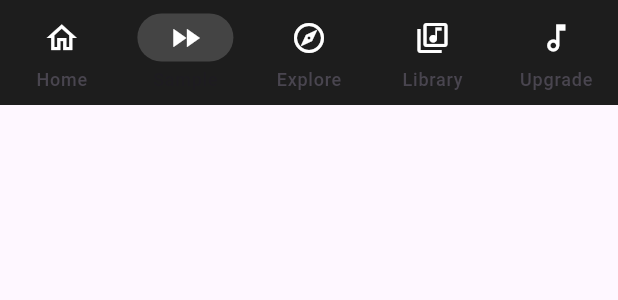
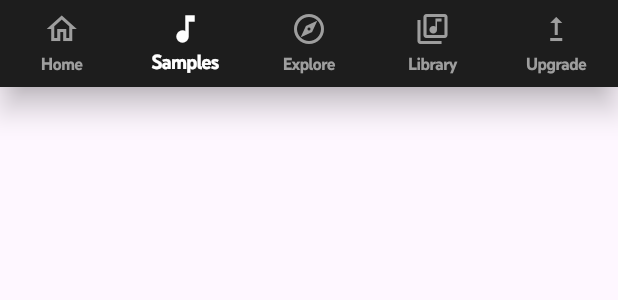
Before and after one commit to Ashupaldeora/youtube_music_clone, a Flutter app: the BottomBar widget shown alone on an empty page, opened directly, item 2 of the bottom bar chosen, on a phone screen of 412 x 824 dp. Shown: the top 300 px of the screen. Run offline on Flutter 3.47's test engine with Material 3 defaults, Android fonts, the light colour scheme and no system bars; our stand-ins replace carousel_slider, flutter_svg; missing offline and left inert: we_slide; network calls fail; project files that could hold a hidden picture were left out.

Commit message:
13-06-24

```diff
--- a/lib/main.dart
+++ b/lib/main.dart
@@ -32,6 +32,11 @@ class YoutubeMusic extends StatelessWidget {
         child: MaterialApp(
             theme: ThemeData(
                 textTheme: TextTheme(
+                    displayLarge: TextStyle(
+                        fontFamily: "EuclidMedium",
+                        fontWeight: FontWeight.w700,
+                        fontSize: 30,
+                        color: Colors.white),
                     displayMedium: TextStyle(
                         fontFamily: "EuclidMedium",
                         fontWeight: FontWeight.w600,
--- a/lib/screens/home/view/components/bottom_bar.dart
+++ b/lib/screens/home/view/components/bottom_bar.dart
@@ -10,45 +10,41 @@ class BottomBar extends StatelessWidget {
 
   @override
   Widget build(BuildContext context) {
-    return NavigationBar(
-      indicatorColor: Colors.grey.withOpacity(0.3),
-      height: 70,
+    return BottomNavigationBar(
+      type: BottomNavigationBarType.fixed,
       backgroundColor: Color(0xff1d1d1d),
-      elevation: 0,
-      selectedIndex: Provider.of<HomeProvider>(
-        context,
-      ).selectedIndexInBottomNav,
-      destinations: [
-        NavigationDestination(
-            selectedIcon: Icon(
-              Icons.home_filled,
-              color: Colors.white,
-            ),
-            icon: Icon(
-              Icons.home_outlined,
-              color: Colors.white,
-            ),
-            label: "Home"),
-        NavigationDestination(
-            selectedIcon: Icon(Icons.fast_forward, color: Colors.white),
-            icon: Icon(Icons.fast_forward_outlined, color: Colors.white),
-            label: "Sample"),
-        NavigationDestination(
-            selectedIcon: Icon(Icons.explore, color: Colors.white),
-            icon: Icon(Icons.explore_outlined, color: Colors.white),
-            label: "Explore"),
-        NavigationDestination(
-            selectedIcon: Icon(Icons.library_music, color: Colors.white),
-            icon: Icon(Icons.library_music_outlined, color: Colors.white),
-            label: "Library"),
-        NavigationDestination(
-            selectedIcon: Icon(Icons.music_note, color: Colors.white),
-            icon: Icon(Icons.music_note_outlined, color: Colors.white),
-            label: "Upgrade"),
+      selectedItemColor: Colors.white,
+      unselectedItemColor: Colors.grey,
+      currentIndex: Provider.of<HomeProvider>(context).selectedIndexInBottomNav,
+      onTap: (value) => Provider.of<HomeProvider>(context, listen: false)
+          .updateSelectedIndexInBottomNav(value),
+      items: [
+        BottomNavigationBarItem(
+          activeIcon: Icon(Icons.home),
+          icon: Icon(Icons.home_outlined),
+          label: 'Home',
+        ),
+        BottomNavigationBarItem(
+          activeIcon: Icon(Icons.music_note),
+          icon: Icon(Icons.music_note_outlined),
+          label: 'Samples',
+        ),
+        BottomNavigationBarItem(
+          activeIcon: Icon(Icons.explore),
+          icon: Icon(Icons.explore_outlined),
+          label: 'Explore',
+        ),
+        BottomNavigationBarItem(
+          activeIcon: Icon(Icons.library_music),
+          icon: Icon(Icons.library_music_outlined),
+          label: 'Library',
+        ),
+        BottomNavigationBarItem(
+          activeIcon: Icon(Icons.upgrade),
+          icon: Icon(Icons.upgrade_outlined),
+          label: 'Upgrade',
+        ),
       ],
-      onDestinationSelected: (value) =>
-          Provider.of<HomeProvider>(context, listen: false)
-              .updateSelectedIndexInBottomNav(value),
     );
   }
 }
--- a/lib/screens/home/view/home_screen.dart
+++ b/lib/screens/home/view/home_screen.dart
@@ -32,17 +32,23 @@ class HomeScreen extends StatelessWidget {
         hideAppBar: true,
         hideFooter: true,
         parallaxOffset: 0.3,
-        panelMinSize: 80,
+        panelMinSize: 140,
+        footerHeight: 70,
         controller: _controller,
         panelMaxSize: MediaQuery.of(context).size.height,
         panel: MusicScreen(),
         panelHeader: Container(
-          height: 80,
-          color: Colors.grey,
+          height: 70,
+          decoration: BoxDecoration(
+            border: Border(
+                bottom: BorderSide(color: Colors.grey.shade500, width: 1)),
+            color: Color(0xff1d1d1d),
+          ),
           child: Center(
             child: Text("hello"),
           ),
         ),
+        footer: Container(decoration: BoxDecoration(), child: BottomBar()),
         body: Consumer<HomeProvider>(builder: (context, homeProvider, _) {
           return RefreshIndicator(
             color: Colors.black,
@@ -81,7 +87,7 @@ class HomeScreen extends StatelessWidget {
           );
         }),
       ),
-      bottomNavigationBar: BottomBar(),
+      // bottomNavigationBar: BottomBar(),
     );
   }
 }
```
Also changed, not shown: lib/screens/music_player/view/components/played_save_share.dart (added, +107 -0 lines), lib/screens/music_player/view/music_screen.dart (+151 -10 lines), assets/icons/loop.svg (added), assets/icons/svgviewer-output.svg (added).
